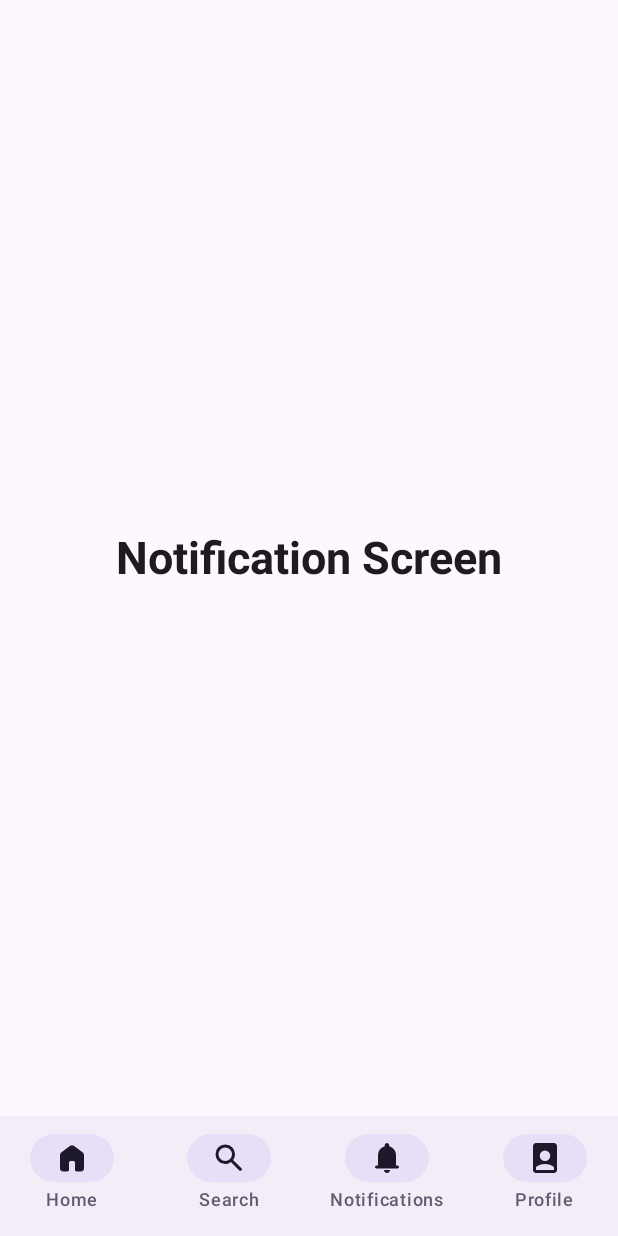
After one commit to Aakashraz/JetpackComposeMissionAndriod, an Android app built with Jetpack Compose: the @Preview function NavBarNotificationScreen, on a phone screen of 412 x 824 dp. The commit adds this screen. Run offline under Robolectric (Android 15) with nearby library versions, the phone set to English and light mode, and no system bars.

Commit message:
working on Navigation Bar implementation

```diff
--- a/app/src/main/java/com/example/jetpackcomposemissionandriod/MainActivity.kt
+++ b/app/src/main/java/com/example/jetpackcomposemissionandriod/MainActivity.kt
@@ -7,6 +7,7 @@ import androidx.activity.enableEdgeToEdge
 import com.example.jetpackcomposemissionandriod.jetpackcompose.NestedLazyLists
 import com.example.jetpackcomposemissionandriod.jetpackcompose.navigation.LoginScreenUI
 import com.example.jetpackcomposemissionandriod.jetpackcompose.navigation.NavGraph
+import com.example.jetpackcomposemissionandriod.jetpackcompose.navigation_bar.NavBarHomeScreen
 import com.example.jetpackcomposemissionandriod.jetpackcompose.scaffold.MyScreen
 import com.example.jetpackcomposemissionandriod.ui.theme.JetpackComposeMissionAndriodTheme
 
@@ -24,7 +25,8 @@ class MainActivity : ComponentActivity() {
 //                AlertDialogExample()
 //                NavGraph()
 //                NestedLazyLists()
-                MyScreen()
+//                MyScreen()
+                NavBarHomeScreen()
             }
         }
     }
--- /dev/null
+++ b/app/src/main/java/com/example/jetpackcomposemissionandriod/jetpackcompose/navigation_bar/MyNavBar.kt
@@ -0,0 +1,43 @@
+package com.example.jetpackcomposemissionandriod.jetpackcompose.navigation_bar
+
+import androidx.compose.material3.Icon
+import androidx.compose.material3.NavigationBar
+import androidx.compose.material3.NavigationBarItem
+import androidx.compose.material3.Text
+import androidx.compose.runtime.Composable
+import androidx.compose.ui.graphics.vector.ImageVector
+import androidx.compose.ui.res.vectorResource
+import com.example.jetpackcomposemissionandriod.R
+
+
+@Composable
+fun MyNavBar() {
+
+    val navItems = listOf(
+        NavItem("Home", ImageVector.vectorResource(R.drawable.ic_home_rounded_filled_24dp)),
+        NavItem("Search", ImageVector.vectorResource(R.drawable.ic_search_rounded_24dp)),
+        NavItem("Notifications", ImageVector.vectorResource(R.drawable.ic_notifications_rounded_filled_24dp)),
+        NavItem("Profile", ImageVector.vectorResource(R.drawable.ic_person_book_rounded_filled_24dp))
+    )
+
+    NavigationBar() {
+        navItems.forEach { item ->
+            NavigationBarItem(
+                selected = true,
+                onClick = {},
+                icon = {
+                    Icon(imageVector = item.icon, contentDescription = "$item.title")
+                },
+                label = { Text(text = item.title) }
+            )
+        }
+
+
+    }
+}
+
+
+data class NavItem(
+    val title: String,
+    val icon: ImageVector
+)
--- /dev/null
+++ b/app/src/main/java/com/example/jetpackcomposemissionandriod/jetpackcompose/navigation_bar/NavBarNotificationScreen.kt
@@ -0,0 +1,36 @@
+package com.example.jetpackcomposemissionandriod.jetpackcompose.navigation_bar
+
+import androidx.compose.foundation.layout.Arrangement
+import androidx.compose.foundation.layout.Column
+import androidx.compose.foundation.layout.fillMaxSize
+import androidx.compose.foundation.layout.padding
+import androidx.compose.material3.Scaffold
+import androidx.compose.material3.Text
+import androidx.compose.runtime.Composable
+import androidx.compose.ui.Alignment
+import androidx.compose.ui.Modifier
+import androidx.compose.ui.text.font.FontWeight
+import androidx.compose.ui.tooling.preview.Preview
+import androidx.compose.ui.unit.sp
+
+
+@Preview(
+    showBackground = true, showSystemUi = true,
+    device = "spec:width=240dp, height=360dp"
+)
+@Composable
+fun NavBarNotificationScreen() {
+
+    Scaffold(
+        bottomBar = { MyNavBar() }
+    ) { innerPadding ->
+
+        Column(
+            modifier = Modifier.fillMaxSize().padding(innerPadding),
+            verticalArrangement = Arrangement.Center,
+            horizontalAlignment = Alignment.CenterHorizontally
+        ) {
+            Text("Notification Screen", fontSize = 30.sp, fontWeight = FontWeight.Bold)
+        }
+    }
+}
```
Also changed, not shown: app/src/main/java/com/example/jetpackcomposemissionandriod/jetpackcompose/navigation_bar/NavBarHomeScreen.kt (added, +36 -0 lines), app/src/main/java/com/example/jetpackcomposemissionandriod/jetpackcompose/navigation_bar/NavBarProfileScreen.kt (added, +36 -0 lines), app/src/main/java/com/example/jetpackcomposemissionandriod/jetpackcompose/navigation_bar/NavBarSearchScreen.kt (added, +36 -0 lines).
